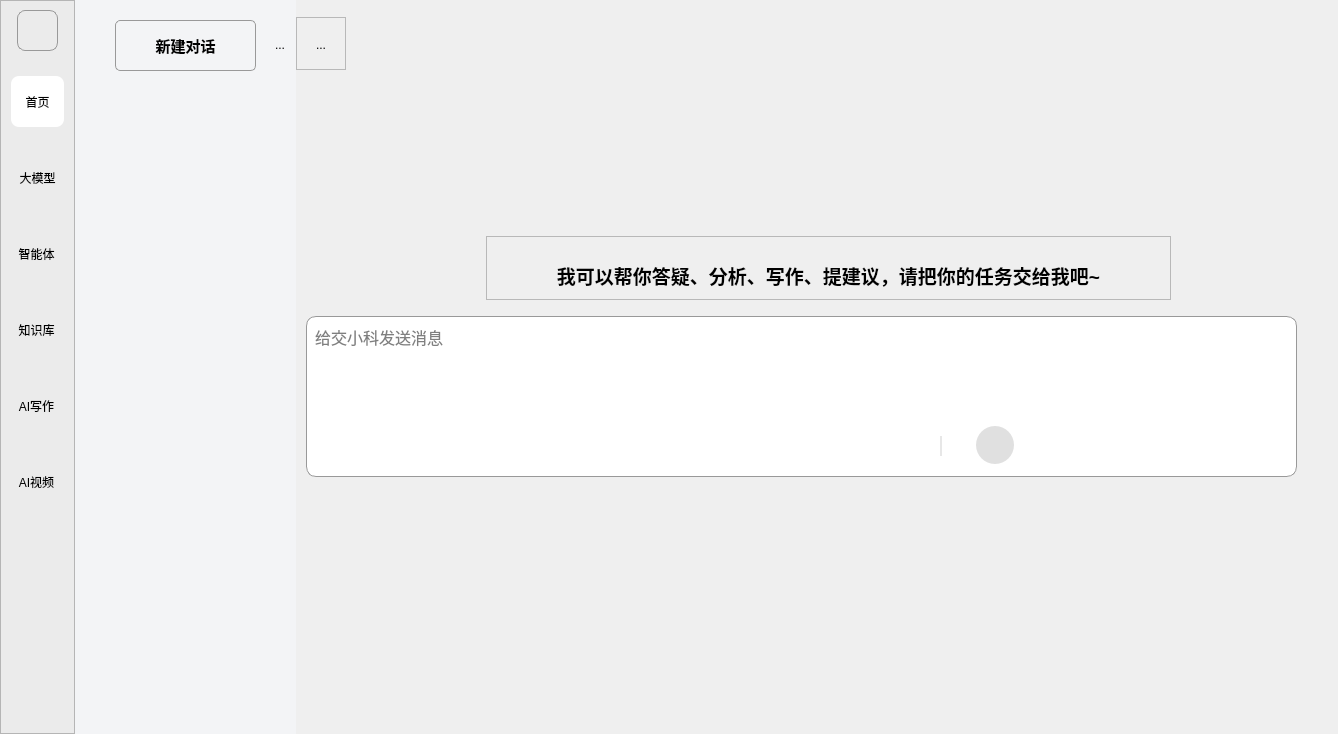
Before: the Qt Designer form welcomepage.ui in gyf0951/LLM, drawn with Qt 5.
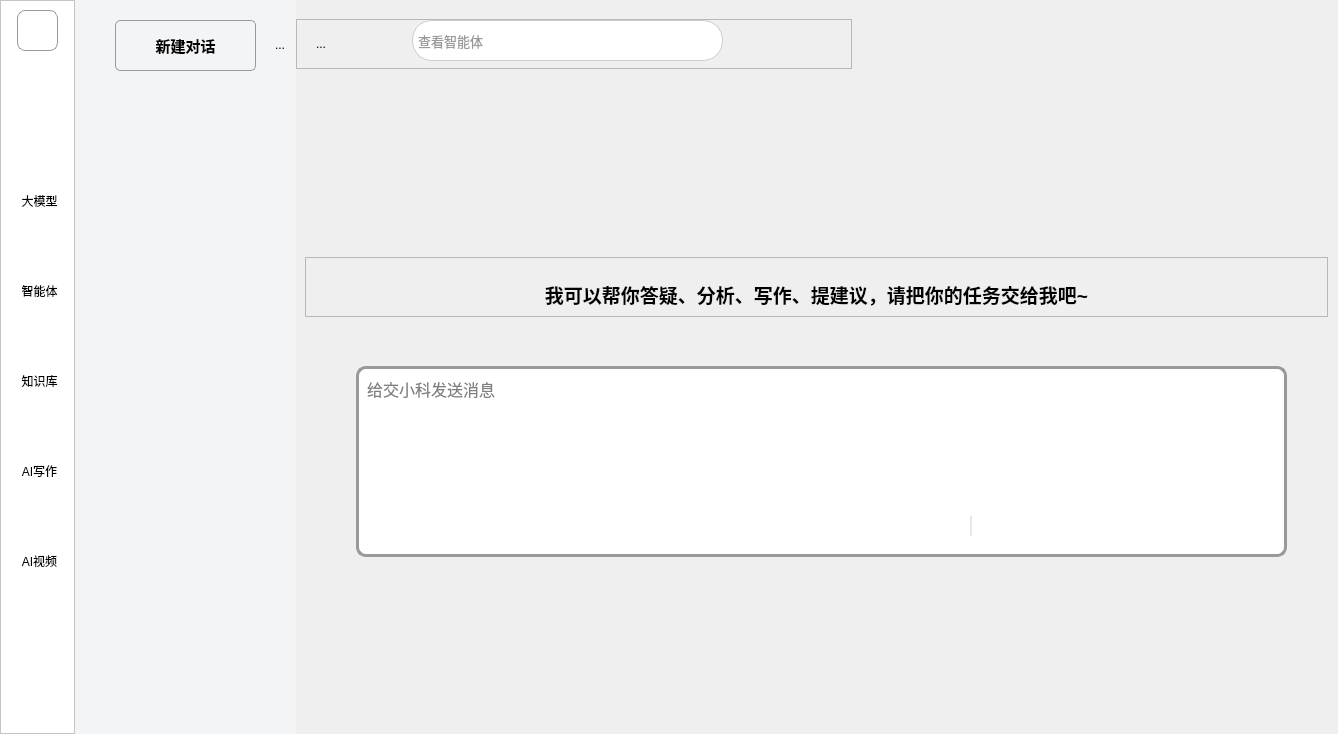
After: the same form once the commit is applied. Icons and pictures are not drawn.

```diff
--- a/welcomepage.ui
+++ b/welcomepage.ui
@@ -50,7 +50,7 @@
       </size>
      </property>
      <property name="styleSheet">
-      <string notr="true">background-color: rgb(235, 235, 235);</string>
+      <string notr="true">background-color: #FFFFFF;</string>
      </property>
      <property name="frameShape">
       <enum>QFrame::StyledPanel</enum>
@@ -65,6 +65,12 @@
       <property name="spacing">
        <number>25</number>
       </property>
+      <property name="leftMargin">
+       <number>11</number>
+      </property>
+      <property name="rightMargin">
+       <number>11</number>
+      </property>
       <item alignment="Qt::AlignHCenter|Qt::AlignVCenter">
        <widget class="QPushButton" name="pushButton_4">
         <property name="minimumSize">
@@ -103,14 +109,21 @@
        <widget class="QToolButton" name="toolButton_3">
         <property name="minimumSize">
          <size>
-          <width>53</width>
-          <height>51</height>
+          <width>55</width>
+          <height>65</height>
          </size>
         </property>
         <property name="styleSheet">
          <string notr="true">/* border: 1px solid #999; */
-background-color: rgb(255, 255, 255);
-border-radius: 8px;</string>
+/*background-color: #0076FF;  */
+border-radius: 8px;
+ background: qlineargradient( 
+x1:0, y1:0, x2:0, y2:1,             /* 从上到下渐变 */  
+stop:0 rgba(0, 118, 255, 255),     /* 顶部：#0076FF，不透明 */ 
+ stop:1 rgba(0, 118, 255, 178)      /* 底部：#0076FF，约70%不透明 */ 
+     );
+color: white;
+padding-top: 5px;</string>
         </property>
         <property name="text">
          <string>首页</string>
@@ -130,17 +143,31 @@
         </property>
        </widget>
       </item>
-      <item alignment="Qt::AlignHCenter|Qt::AlignVCenter">
+      <item>
        <widget class="QToolButton" name="toolButton">
         <property name="minimumSize">
          <size>
-          <width>53</width>
-          <height>51</height>
+          <width>55</width>
+          <height>65</height>
          </size>
         </property>
         <property name="styleSheet">
          <string notr="true">/* border: 1px solid #999; */
-border-radius: 8px;</string>
+QToolButton {
+    /* * 正常状态：
+     * 1. 背景色设为透明
+     * 2. 移除默认边框
+     */
+    background-color: transparent;
+    border: none;
+    border-radius: 8px; /* 保留您的圆角 */
+	padding-top: 5px;
+}
+QToolButton:hover {
+    background-color: #EBEBEB;
+border: 1px solid #CCCCCC;
+padding-top: 5px;
+}</string>
         </property>
         <property name="text">
          <string>大模型</string>
@@ -164,13 +191,27 @@
        <widget class="QToolButton" name="toolButton_2">
         <property name="minimumSize">
          <size>
-          <width>53</width>
-          <height>51</height>
+          <width>55</width>
+          <height>65</height>
          </size>
         </property>
         <property name="styleSheet">
          <string notr="true">/* border: 1px solid #999; */
-border-radius: 8px;</string>
+QToolButton {
+    /* * 正常状态：
+     * 1. 背景色设为透明
+     * 2. 移除默认边框
+     */
+    background-color: transparent;
+    border: none;
+    border-radius: 8px; /* 保留您的圆角 */
+	padding-top: 5px;
+}
+QToolButton:hover {
+    background-color: #EBEBEB;
+border: 1px solid #CCCCCC;
+padding-top: 5px;
+}</string>
         </property>
         <property name="text">
          <string>智能体</string>
@@ -194,13 +235,27 @@
        <widget class="QToolButton" name="toolButton_4">
         <property name="minimumSize">
          <size>
-          <width>53</width>
-          <height>51</height>
+          <width>55</width>
+          <height>65</height>
          </size>
         </property>
         <property name="styleSheet">
          <string notr="true">/* border: 1px solid #999; */
-border-radius: 8px;</string>
+QToolButton {
+    /* * 正常状态：
+     * 1. 背景色设为透明
+     * 2. 移除默认边框
+     */
+    background-color: transparent;
+    border: none;
+    border-radius: 8px; /* 保留您的圆角 */
+	padding-top: 5px;
+}
+QToolButton:hover {
+    background-color: #EBEBEB;
+border: 1px solid #CCCCCC;
+padding-top: 5px;
+}</string>
         </property>
         <property name="text">
          <string>知识库</string>
@@ -224,13 +279,27 @@
        <widget class="QToolButton" name="toolButton_5">
         <property name="minimumSize">
          <size>
-          <width>53</width>
-          <height>51</height>
+          <width>55</width>
+          <height>65</height>
          </size>
         </property>
         <property name="styleSheet">
          <string notr="true">/* border: 1px solid #999; */
-border-radius: 8px;</string>
+QToolButton {
+    /* * 正常状态：
+     * 1. 背景色设为透明
+     * 2. 移除默认边框
+     */
+    background-color: transparent;
+    border: none;
+    border-radius: 8px; /* 保留您的圆角 */
+	padding-top: 5px;
+}
+QToolButton:hover {
+    background-color: #EBEBEB;
+border: 1px solid #CCCCCC;
+padding-top: 5px;
+}</string>
         </property>
         <property name="text">
          <string>AI写作</string>
@@ -254,13 +323,27 @@
        <widget class="QToolButton" name="toolButton_6">
         <property name="minimumSize">
          <size>
-          <width>53</width>
-          <height>51</height>
+          <width>55</width>
+          <height>65</height>
          </size>
         </property>
         <property name="styleSheet">
          <string notr="true">/* border: 1px solid #999; */
-border-radius: 8px;</string>
+QToolButton {
+    /* * 正常状态：
+     * 1. 背景色设为透明
+     * 2. 移除默认边框
+     */
+    background-color: transparent;
+    border: none;
+    border-radius: 8px; /* 保留您的圆角 */
+	padding-top: 5px;
+}
+QToolButton:hover {
+    background-color: #EBEBEB;
+border: 1px solid #CCCCCC;
+padding-top: 5px;
+}</string>
         </property>
         <property name="text">
          <string>AI视频</string>
@@ -446,12 +529,12 @@
        <height>16777215</height>
       </size>
      </property>
-     <layout class="QVBoxLayout" name="verticalLayout_2" stretch="0,0,1">
+     <layout class="QVBoxLayout" name="verticalLayout_2" stretch="0,1,0,3">
       <property name="leftMargin">
        <number>0</number>
       </property>
       <property name="topMargin">
-       <number>17</number>
+       <number>19</number>
       </property>
       <property name="rightMargin">
        <number>0</number>
@@ -479,9 +562,12 @@
         <property name="frameShadow">
          <enum>QFrame::Raised</enum>
         </property>
-        <layout class="QVBoxLayout" name="verticalLayout_3">
+        <layout class="QHBoxLayout" name="horizontalLayout_4">
          <property name="topMargin">
-          <number>12</number>
+          <number>0</number>
+         </property>
+         <property name="bottomMargin">
+          <number>0</number>
          </property>
          <item>
           <widget class="QToolButton" name="toggleBtn_2">
@@ -518,10 +604,69 @@
            </property>
           </widget>
          </item>
+         <item>
+          <widget class="QWidget" name="widget_6" native="true">
+           <property name="minimumSize">
+            <size>
+             <width>500</width>
+             <height>45</height>
+            </size>
+           </property>
+           <widget class="QLineEdit" name="lineEdit">
+            <property name="geometry">
+             <rect>
+              <x>70</x>
+              <y>0</y>
+              <width>311</width>
+              <height>41</height>
+             </rect>
+            </property>
+            <property name="font">
+             <font>
+              <pointsize>10</pointsize>
+             </font>
+            </property>
+            <property name="styleSheet">
+             <string notr="true">QLineEdit {
+
+    border: 1px solid #CCCCCC;
+
+  
+    border-radius: 20px; 
+
+  padding-left: 3px;  
+
+    /* (可选) 设置文字和背景色 */
+    background-color: white;
+    color: #333333;
+}</string>
+            </property>
+            <property name="placeholderText">
+             <string>查看智能体</string>
+            </property>
+           </widget>
+          </widget>
+         </item>
         </layout>
        </widget>
       </item>
-      <item alignment="Qt::AlignVCenter">
+      <item>
+       <spacer name="verticalSpacer_3">
+        <property name="orientation">
+         <enum>Qt::Vertical</enum>
+        </property>
+        <property name="sizeType">
+         <enum>QSizePolicy::Expanding</enum>
+        </property>
+        <property name="sizeHint" stdset="0">
+         <size>
+          <width>20</width>
+          <height>50</height>
+         </size>
+        </property>
+       </spacer>
+      </item>
+      <item alignment="Qt::AlignHCenter|Qt::AlignVCenter">
        <widget class="QWidget" name="widget_4" native="true">
         <property name="sizePolicy">
          <sizepolicy hsizetype="Preferred" vsizetype="Fixed">
@@ -541,19 +686,19 @@
           <height>16777215</height>
          </size>
         </property>
+        <layout class="QVBoxLayout" name="verticalLayout_4">
+         <item>
         <widget class="QFrame" name="horizontalFrame">
-         <property name="geometry">
-          <rect>
-           <x>1</x>
-           <y>40</y>
-           <width>1001</width>
-           <height>102</height>
-          </rect>
-         </property>
          <property name="minimumSize">
           <size>
            <width>20</width>
-           <height>20</height>
+             <height>120</height>
+            </size>
+           </property>
+           <property name="maximumSize">
+            <size>
+             <width>16777215</width>
+             <height>120</height>
           </size>
          </property>
          <layout class="QHBoxLayout" name="horizontalLayout_2">
@@ -625,14 +770,14 @@
           </item>
          </layout>
         </widget>
+         </item>
+         <item>
         <widget class="QFrame" name="frame_3">
-         <property name="geometry">
-          <rect>
-           <x>190</x>
-           <y>160</y>
-           <width>685</width>
-           <height>64</height>
-          </rect>
+           <property name="maximumSize">
+            <size>
+             <width>16777215</width>
+             <height>60</height>
+            </size>
          </property>
          <property name="frameShape">
           <enum>QFrame::StyledPanel</enum>
@@ -677,18 +822,12 @@
           </item>
          </layout>
         </widget>
+         </item>
+         <item alignment="Qt::AlignHCenter|Qt::AlignVCenter">
         <widget class="QWidget" name="widget" native="true">
-         <property name="geometry">
-          <rect>
-           <x>0</x>
-           <y>190</y>
-           <width>1021</width>
-           <height>261</height>
-          </rect>
-         </property>
          <property name="minimumSize">
           <size>
-           <width>933</width>
+             <width>980</width>
            <height>213</height>
           </size>
          </property>
@@ -732,7 +871,7 @@
            <string notr="true">border-radius: 19px;  /* 半径值，设置为宽度/高度的一半 */
 /*  border: 2px solid #999; */
 color: white;
-background-color: rgb(224, 224, 224);</string>
+/*background-color: rgb(224, 224, 224); */</string>
           </property>
           <property name="text">
            <string/>
@@ -869,10 +1008,10 @@
          <widget class="QTextEdit" name="textEdit">
           <property name="geometry">
            <rect>
-            <x>10</x>
-            <y>50</y>
-            <width>991</width>
-            <height>161</height>
+              <x>30</x>
+              <y>20</y>
+              <width>931</width>
+              <height>191</height>
            </rect>
           </property>
           <property name="sizePolicy">
@@ -899,7 +1038,7 @@
            </font>
           </property>
           <property name="styleSheet">
-           <string notr="true">border: 1px solid #999;
+             <string notr="true">border: 2.5px solid #999;
         border-radius: 10px;
         background: white;
         padding: 4px;</string>
@@ -914,6 +1053,8 @@
          <zorder>frame</zorder>
          <zorder>pushButton</zorder>
         </widget>
+         </item>
+        </layout>
        </widget>
       </item>
       <item>
@@ -924,7 +1065,7 @@
         <property name="sizeHint" stdset="0">
          <size>
           <width>20</width>
-          <height>40</height>
+          <height>45</height>
          </size>
         </property>
        </spacer>
```
Left out of the diff: 27 changed lines with no effect on the pictures. Lines whose indentation alone changed are shown as unchanged.
